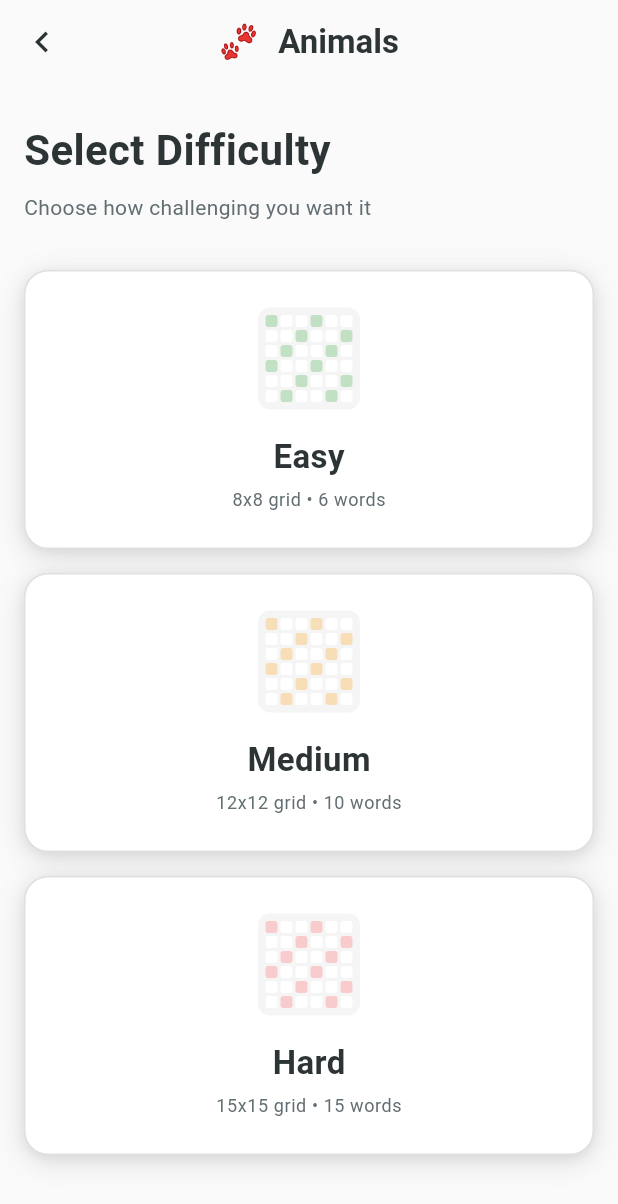
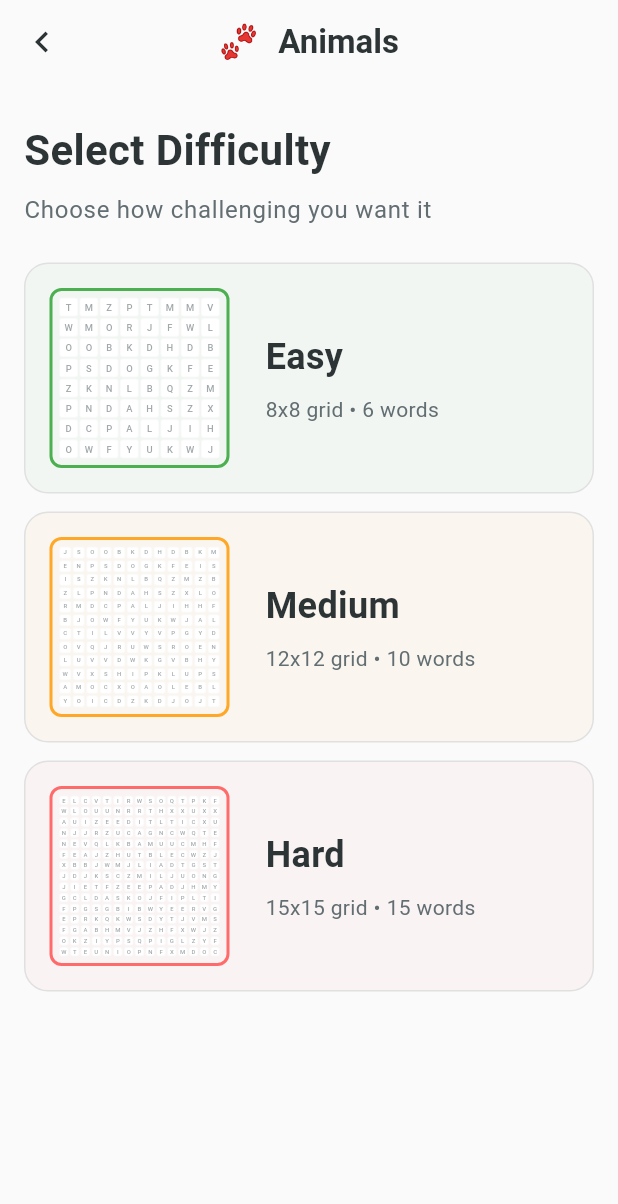
Before and after one commit to joshuarrr/wordfinder, a Flutter app: the DifficultyScreen screen opened by its route, on a phone screen of 412 x 824 dp. Shown: the top 1204 px of the screen. Run offline on Flutter 3.47's test engine with Material 3 defaults, Android fonts, the phone set to English and light mode, and no system bars; drawn by our look-alikes of flutter_animate; our stand-ins replace flutter_riverpod, freezed_annotation, go_router, riverpod_annotation, shared_preferences; accounts and stored records are empty; generated files the repository leaves out were written again; Roboto replaces fonts that are missing (SF Pro Display, SF Pro Rounded).

Commit message:
Improve difficulty selection screen and navigation
- Fix navigation back from game screen to preserve navigation stack
- Change game screen transition from fade to push
- Redesign difficulty cards for mobile with horizontal layout
- Update grid previews to show actual letters with accurate grid sizes
- Add colored borders to grid previews (green/orange/red by difficulty)
- Add faint colored backgrounds to difficulty cards
- Remove shadows from cards for cleaner look
- Increase subtitle text size for better readability

```diff
--- a/lib/core/router/app_router.dart
+++ b/lib/core/router/app_router.dart
@@ -94,7 +94,7 @@ final appRouter = GoRouter(
             category: args?['category'] as WordCategory? ?? WordCategory.animals,
             difficulty: args?['difficulty'] as Difficulty? ?? Difficulty.easy,
           ),
-          transitionsBuilder: _fadeScaleTransition,
+          transitionsBuilder: _pushTransition,
         );
       },
     ),
--- a/lib/core/widgets/cards/game_card.dart
+++ b/lib/core/widgets/cards/game_card.dart
@@ -171,33 +171,55 @@ class _DifficultyCardState extends State<DifficultyCard> {
       child: AnimatedContainer(
         duration: const Duration(milliseconds: 150),
         curve: Curves.easeOutCubic,
-        padding: AppSpacing.cardPaddingLarge,
+        padding: const EdgeInsets.symmetric(
+          horizontal: AppSpacing.md,
+          vertical: AppSpacing.md,
+        ),
         decoration: BoxDecoration(
-          color: widget.isSelected ? color.withValues(alpha: 0.1) : AppColors.surface,
+          color: widget.isSelected
+              ? color.withValues(alpha: 0.15)
+              : color.withValues(alpha: 0.05),
           borderRadius: AppSpacing.borderRadiusLg,
           border: Border.all(
             color: widget.isSelected ? color : AppColors.divider,
             width: widget.isSelected ? 2 : 1,
           ),
-          boxShadow: _isPressed ? AppShadows.soft : AppShadows.medium,
+          boxShadow: const [],
         ),
         transform: _isPressed
             ? (Matrix4.identity()..setEntry(0, 0, 0.98)..setEntry(1, 1, 0.98)..setEntry(2, 2, 0.98))
             : Matrix4.identity(),
+        child: Row(
+          children: [
+            // Grid preview on the left
+            SizedBox(
+              width: 120,
+              height: 120,
+              child: Center(child: widget.gridPreview),
+            ),
+            AppSpacing.hGapLg,
+            // Text content on the right
+            Expanded(
               child: Column(
+                crossAxisAlignment: CrossAxisAlignment.start,
+                mainAxisAlignment: MainAxisAlignment.center,
                 children: [
-            widget.gridPreview,
-            AppSpacing.vGapMd,
                   Text(
                     widget.title,
-              style: AppTypography.titleLarge.copyWith(
+                    style: AppTypography.headlineSmall.copyWith(
+                      fontWeight: FontWeight.bold,
                       color: widget.isSelected ? color : AppColors.textPrimary,
                     ),
                   ),
-            AppSpacing.vGapXxs,
+                  AppSpacing.vGapXs,
                   Text(
                     widget.subtitle,
-              style: AppTypography.bodySmall,
+                    style: AppTypography.bodyMedium.copyWith(
+                      color: AppColors.textSecondary,
+                    ),
+                  ),
+                ],
+              ),
             ),
           ],
         ),
--- a/lib/core/widgets/grid/grid_cell.dart
+++ b/lib/core/widgets/grid/grid_cell.dart
@@ -243,39 +243,98 @@ class GridPreview extends StatelessWidget {
   final double cellSize;
   final Color? color;
 
+  // Generate random letters for preview
+  static const String _letters = 'ABCDEFGHIJKLMNOPQRSTUVWXYZ';
+
+  String _getRandomLetter(int row, int col) {
+    // Use a better hash function for more random-looking distribution
+    // Combine row, col, and grid size for better randomization
+    var hash = (row * 31 + col * 17 + size * 7);
+    hash = hash ^ (hash >> 16);
+    hash = hash * 0x85ebca6b;
+    hash = hash ^ (hash >> 13);
+    hash = hash * 0xc2b2ae35;
+    hash = hash ^ (hash >> 16);
+    final seed = hash.abs() % _letters.length;
+    return _letters[seed];
+  }
+
   @override
   Widget build(BuildContext context) {
-    final effectiveColor = color ?? AppColors.primary;
+    // Show the actual grid size (8x8, 12x12, 15x15)
+    final previewSize = size;
+    final cellMargin = 0.5;
+    final containerPadding = 4.0;
+    final borderWidth = color != null ? 2.0 : 0.0;
+
+    return LayoutBuilder(
+      builder: (context, constraints) {
+        // Calculate cell size to fit within available space
+        // Available space = constraints.maxWidth - (padding * 2) - (border * 2)
+        // Each cell takes: actualCellSize + (cellMargin * 2)
+        // Total width needed: (actualCellSize + cellMargin * 2) * previewSize
+        // Solve for actualCellSize: (availableWidth / previewSize) - (cellMargin * 2)
+        final availableWidth = constraints.maxWidth - (containerPadding * 2) - (borderWidth * 2);
+        final availableHeight = constraints.maxHeight - (containerPadding * 2) - (borderWidth * 2);
+        final actualCellSize = math.max(4.0, math.min(
+          (availableWidth / previewSize) - (cellMargin * 2),
+          (availableHeight / previewSize) - (cellMargin * 2),
+        )).toDouble();
 
         return Container(
-      padding: const EdgeInsets.all(4),
+          padding: EdgeInsets.all(containerPadding),
           decoration: BoxDecoration(
-        color: AppColors.surfaceVariant,
+            color: Colors.transparent,
             borderRadius: AppSpacing.borderRadiusSm,
+            border: color != null
+                ? Border.all(
+                    color: color!,
+                    width: borderWidth,
+                  )
+                : null,
+            boxShadow: const [],
           ),
           child: Column(
             mainAxisSize: MainAxisSize.min,
             children: List.generate(
-          size.clamp(0, 6), // Max 6 rows for preview
+              previewSize,
               (row) => Row(
                 mainAxisSize: MainAxisSize.min,
                 children: List.generate(
-              size.clamp(0, 6), // Max 6 cols for preview
-              (col) => Container(
-                width: cellSize,
-                height: cellSize,
-                margin: const EdgeInsets.all(1),
+                  previewSize,
+                  (col) {
+                    final letter = _getRandomLetter(row, col);
+
+                    return Container(
+                      width: actualCellSize,
+                      height: actualCellSize,
+                      margin: EdgeInsets.all(cellMargin),
                       decoration: BoxDecoration(
-                  color: (row + col) % 3 == 0
-                      ? effectiveColor.withValues(alpha: 0.3)
-                      : AppColors.surface,
+                        color: AppColors.surface,
                         borderRadius: BorderRadius.circular(2),
+                        border: Border.all(
+                          color: AppColors.divider.withValues(alpha: 0.2),
+                          width: 0.5,
                         ),
                       ),
+                      child: Center(
+                        child: Text(
+                          letter,
+                          style: AppTypography.gridLetter.copyWith(
+                            fontSize: math.max(4, actualCellSize * 0.5),
+                            color: AppColors.textSecondary.withValues(alpha: 0.6),
+                            fontWeight: FontWeight.w500,
+                          ),
+                        ),
+                      ),
+                    );
+                  },
                 ),
               ),
             ),
           ),
         );
+      },
+    );
   }
 }
--- a/lib/features/difficulty/presentation/screens/difficulty_screen.dart
+++ b/lib/features/difficulty/presentation/screens/difficulty_screen.dart
@@ -59,13 +59,13 @@ class _DifficultyScreenState extends State<DifficultyScreen> {
               AppSpacing.vGapXs,
               Text(
                 'Choose how challenging you want it',
-                style: AppTypography.bodyMedium.copyWith(
+                style: AppTypography.bodyLarge.copyWith(
                   color: AppColors.textSecondary,
                 ),
               )
                   .animate()
                   .fadeIn(delay: 100.ms, duration: 400.ms),
-              AppSpacing.vGapXl,
+              AppSpacing.vGapLg,
               Expanded(
                 child: _buildDifficultyList(),
               ),
@@ -87,7 +87,7 @@ class _DifficultyScreenState extends State<DifficultyScreen> {
 
     return ListView.separated(
       itemCount: difficulties.length,
-      separatorBuilder: (_, __) => AppSpacing.vGapMd,
+      separatorBuilder: (_, __) => AppSpacing.vGapSm,
       itemBuilder: (context, index) {
         final difficulty = difficulties[index];
         final color = colors[index];
@@ -101,6 +101,7 @@ class _DifficultyScreenState extends State<DifficultyScreen> {
           gridPreview: GridPreview(
             size: difficulty.gridSize,
             color: color,
+            cellSize: 12,
           ),
           onTap: () {
             // Auto-start game when difficulty is selected
--- a/lib/features/game/presentation/screens/game_screen.dart
+++ b/lib/features/game/presentation/screens/game_screen.dart
@@ -351,7 +351,7 @@ class _GameScreenState extends ConsumerState<GameScreen> {
           TextButton(
             onPressed: () {
               Navigator.pop(context);
-              context.go(AppRoutes.home);
+              context.pop();
             },
             child: Text('Exit', style: TextStyle(color: AppColors.error)),
           ),
```
Also changed, not shown: 2 other files. Lines whose indentation alone changed are shown as unchanged.
